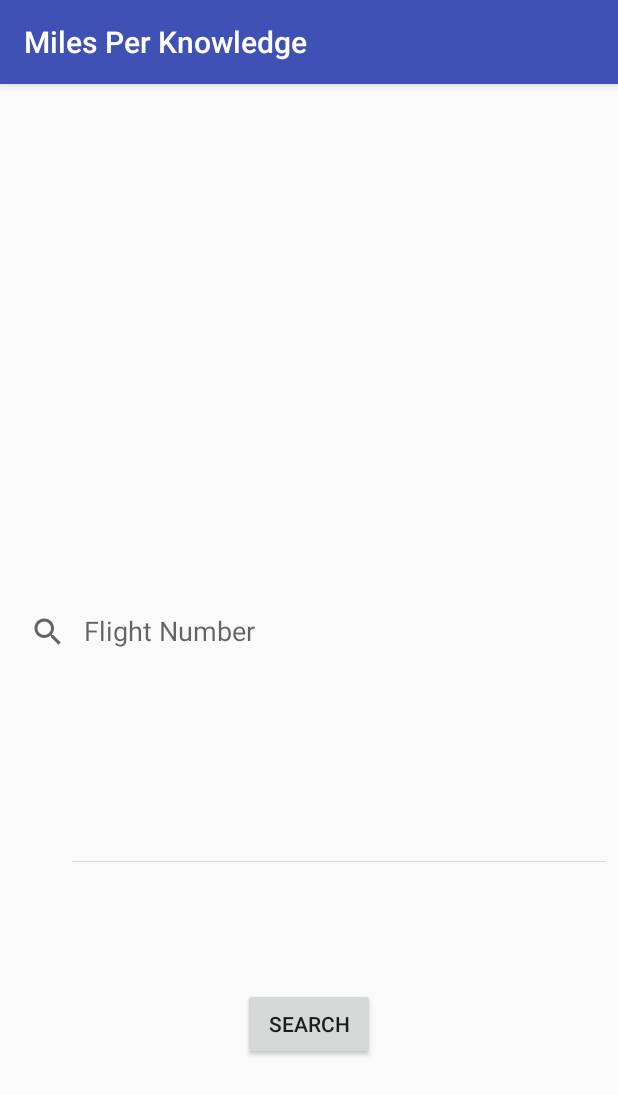
After one commit to ducoterra/skyhack, an Android app: the fragment SearchAirportFragment shown on its own in the app's theme, on a phone screen of 412 x 824 dp. The commit adds this screen. Shown: the top 1095 px of the screen. Run offline under Robolectric (Android 15) with nearby library versions, the phone set to English and light mode, and no system bars.

Commit message:
Adds search airport fragment

```diff
--- /dev/null
+++ b/MilesPerKnowledge/app/src/main/java/com/aliciareesealex/milesperknowledge/SearchAirportFragment.java
@@ -0,0 +1,29 @@
+package com.aliciareesealex.milesperknowledge;
+
+
+import android.os.Bundle;
+import android.support.v4.app.Fragment;
+import android.view.LayoutInflater;
+import android.view.View;
+import android.view.ViewGroup;
+
+
+/**
+ * A simple {@link Fragment} subclass.
+ */
+public class SearchAirportFragment extends Fragment {
+
+
+    public SearchAirportFragment() {
+        // Required empty public constructor
+    }
+
+
+    @Override
+    public View onCreateView(LayoutInflater inflater, ViewGroup container,
+                             Bundle savedInstanceState) {
+        // Inflate the layout for this fragment
+        return inflater.inflate(R.layout.fragment_search_airport, container, false);
+    }
+
+}
--- /dev/null
+++ b/MilesPerKnowledge/app/src/main/res/layout/fragment_search_airport.xml
@@ -0,0 +1,32 @@
+<android.support.constraint.ConstraintLayout xmlns:android="http://schemas.android.com/apk/res/android"
+    xmlns:app="http://schemas.android.com/apk/res-auto"
+    xmlns:tools="http://schemas.android.com/tools"
+    android:layout_width="match_parent"
+    android:layout_height="match_parent"
+    tools:context="com.aliciareesealex.milesperknowledge.SearchAirportFragment">
+
+
+    <SearchView
+        android:id="@+id/searchView"
+        android:layout_width="0dp"
+        android:layout_height="0dp"
+        android:layout_marginBottom="84dp"
+        android:layout_marginTop="212dp"
+        android:iconifiedByDefault="false"
+        android:queryHint="Flight Number"
+        app:layout_constraintBottom_toTopOf="@+id/button2"
+        app:layout_constraintEnd_toEndOf="parent"
+        app:layout_constraintStart_toStartOf="parent"
+        app:layout_constraintTop_toTopOf="parent" />
+
+    <Button
+        android:id="@+id/button2"
+        android:layout_width="wrap_content"
+        android:layout_height="wrap_content"
+        android:layout_marginBottom="117dp"
+        android:text="Search"
+        app:layout_constraintBottom_toBottomOf="parent"
+        app:layout_constraintEnd_toEndOf="parent"
+        app:layout_constraintStart_toStartOf="parent"
+        app:layout_constraintTop_toBottomOf="@+id/searchView" />
+</android.support.constraint.ConstraintLayout>
--- a/MilesPerKnowledge/app/src/main/res/values/strings.xml
+++ b/MilesPerKnowledge/app/src/main/res/values/strings.xml
@@ -1,3 +1,6 @@
 <resources>
     <string name="app_name">Miles Per Knowledge</string>
+
+    <!-- TODO: Remove or change this placeholder text -->
+    <string name="hello_blank_fragment">Hello blank fragment</string>
 </resources>
```
